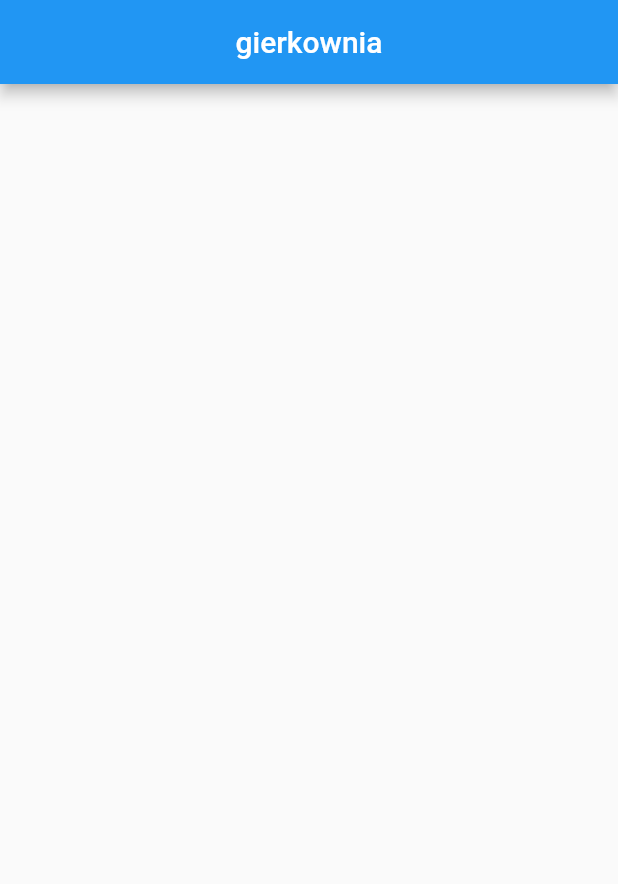
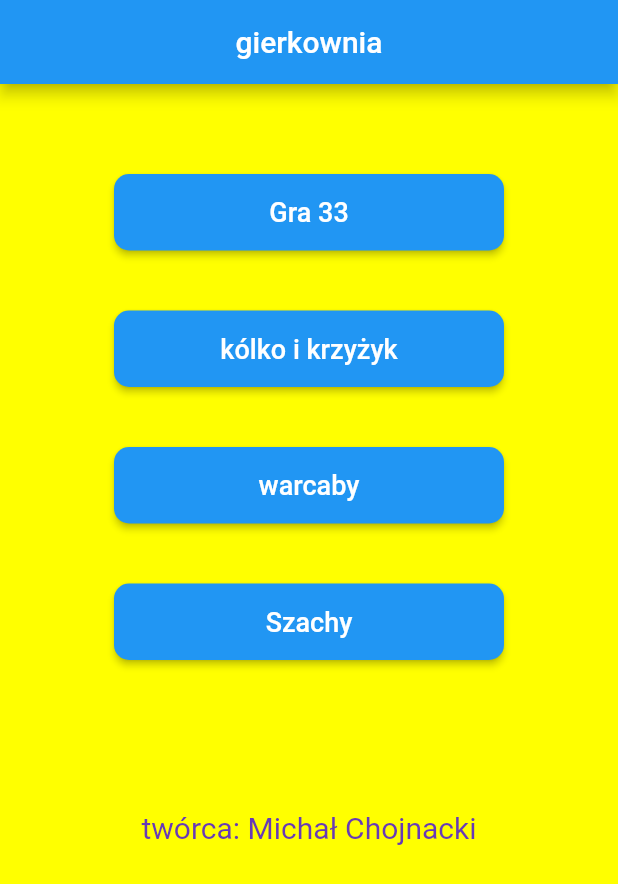
Before and after one commit to michalprog/gierkownia, a Flutter app: the screen it shows after launch, on a phone screen of 412 x 824 dp. Shown: the top 884 px of the screen. Run offline on Flutter 3.47's test engine with Material 2 defaults, Android fonts, the phone set to English and light mode, and no system bars.

Commit message:
podstawa strony glownej

```diff
--- a/lib/main.dart
+++ b/lib/main.dart
@@ -12,23 +12,103 @@ class Glowna extends StatefulWidget {
 }
 
 class _GlownaState extends State<Glowna> {
+  void Change_Page(int type) {}
+
   @override
   Widget build(BuildContext context) {
     return MaterialApp(
       title: ("gierkownia"),
       home: Scaffold(
+          backgroundColor: Colors.yellowAccent,
           appBar: AppBar(
-        title: Center(child: Text("gierkownia")),
-      ),
-      body: Center(
-          child:Column(
+            title: Center(child: Text("gierkownia")),
+          ),
+          body: Center(
+              child: Column(
             children: [
+              const SizedBox(
+                height: 40,
+              ),
+              Container(
+                width: 300,
+                padding: EdgeInsets.all(20),
+                child: ElevatedButton(
+                  onPressed: () {},
+                  style: ElevatedButton.styleFrom(
+                    padding: EdgeInsets.symmetric(horizontal: 30, vertical: 15),
+                    shape: RoundedRectangleBorder(
+                      borderRadius: BorderRadius.circular(10),
+                    ),
+                  ),
+                  child: Text(
+                    "Gra 33",
+                    style: TextStyle(fontSize: 18),
+                  ),
+                ),
+              ),
+              Container(
+                width: 300,
+                padding: EdgeInsets.all(20),
+                child: ElevatedButton(
+                  onPressed: () {},
+                  style: ElevatedButton.styleFrom(
+                    padding: EdgeInsets.symmetric(horizontal: 30, vertical: 15),
+                    shape: RoundedRectangleBorder(
+                      borderRadius: BorderRadius.circular(10),
+                    ),
+                  ),
+                  child: Text(
+                    "kólko i krzyżyk",
+                    style: TextStyle(fontSize: 18),
+                  ),
+                ),
+              ),
+              Container(
+                width: 300,
+                padding: EdgeInsets.all(20),
+                child: ElevatedButton(
+                  onPressed: () {},
+                  style: ElevatedButton.styleFrom(
+                    padding: EdgeInsets.symmetric(horizontal: 30, vertical: 15),
+                    shape: RoundedRectangleBorder(
+                      borderRadius: BorderRadius.circular(10),
+                    ),
+                  ),
+                  child: Text(
+                    "warcaby",
+                    style: TextStyle(fontSize: 18),
+                  ),
+                ),
+              ),
+              Container(
+                width: 300,
+                padding: EdgeInsets.all(20),
+                child: ElevatedButton(
+                  onPressed: () {},
+                  style: ElevatedButton.styleFrom(
+                    padding: EdgeInsets.symmetric(horizontal: 30, vertical: 15),
+                    shape: RoundedRectangleBorder(
+                      borderRadius: BorderRadius.circular(10),
+                    ),
+                  ),
+                  child: Text(
+                    "Szachy",
+                    style: TextStyle(fontSize: 18),
+                  ),
+                ),
+              ),
+              const SizedBox(
+                height: 80,
+              ),
+              Center(
+                  child: Text("twórca: Michał Chojnacki",
+                      style: TextStyle(
+                        fontSize: 20,
+                        color:Colors.deepPurple
 
+                      ))),
             ],
-
-      )
-      )
-    ),
+          ))),
     );
   }
 }
```
